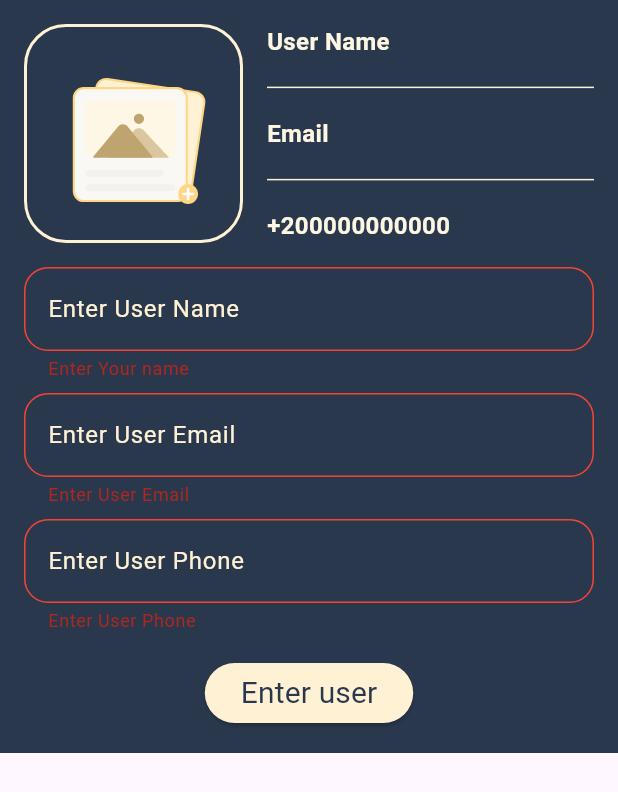
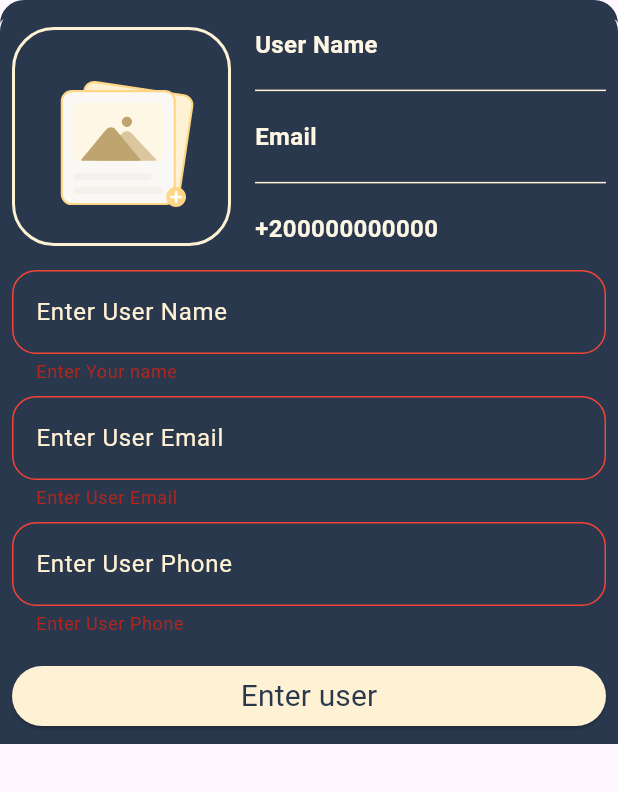
Before and after one commit to FarizzzAPK/ContactApp, a Flutter app: the Enteringdata widget shown alone on an empty page, opened directly, after a tap on "Enter user", on a phone screen of 412 x 824 dp. Shown: the top 792 px of the screen. Run offline on Flutter 3.47's test engine with Material 3 defaults, Android fonts, the phone set to English and light mode, and no system bars; our stand-ins replace image_picker, lottie.

Commit message:
final version

```diff
--- a/lib/HomeScreen.dart
+++ b/lib/HomeScreen.dart
@@ -4,8 +4,6 @@ import 'package:contactf/noContacts.dart';
 import 'package:contactf/splashscreen.dart';
 import 'package:flutter/cupertino.dart';
 import 'package:flutter/material.dart';
-import 'package:lottie/lottie.dart';
-
 import 'enteringData.dart';
 
 class Homescreen extends StatefulWidget {
@@ -21,16 +19,8 @@ class _HomescreenState extends State<Homescreen> {
       context: context,
       isScrollControlled: true,
       backgroundColor: Color(0xff29384D),
-      shape: RoundedRectangleBorder(
-        borderRadius: BorderRadius.only(
-          topRight: Radius.circular(16),
-          topLeft: Radius.circular(16),
-        ),
-      ),
       builder: (context) => Enteringdata(),
     );
-
-    // If a new contact was added, update the UI
     if (result == true) {
       setState(() {});
     }
@@ -50,7 +40,6 @@ class _HomescreenState extends State<Homescreen> {
               ],
             ),
           ),
-          // Wrap the GridView.builder in Expanded
           Expanded(
             child: Contactmodel.Contacts.isEmpty
                 ? Nocontacts()
--- a/lib/contactCard.dart
+++ b/lib/contactCard.dart
@@ -24,7 +24,6 @@ class Contactcard extends StatelessWidget {
           ),
           child: Column(
             children: [
-              // Image Section
               Expanded(
                 child: Stack(
                   children: [
@@ -39,7 +38,6 @@ class Contactcard extends StatelessWidget {
                         width: double.infinity,
                       ),
                     ),
-                    // Username Container
                     Positioned(
                       bottom: 10,
                       left: 10,
@@ -62,8 +60,6 @@ class Contactcard extends StatelessWidget {
                   ],
                 ),
               ),
-
-              // Details Section
               Padding(
                 padding: EdgeInsets.all(8),
                 child: Column(
--- a/lib/enteringData.dart
+++ b/lib/enteringData.dart
@@ -1,9 +1,7 @@
 import 'dart:io';
-
 import 'package:flutter/material.dart';
 import 'package:image_picker/image_picker.dart';
 import 'package:lottie/lottie.dart';
-
 import 'CustomInputField.dart';
 import 'contactModel.dart';
 
@@ -17,7 +15,6 @@ class Enteringdata extends StatefulWidget {
 }
 
 class _EnteringdataState extends State<Enteringdata> {
-  // Controllers
   late TextEditingController UserNameController;
   late TextEditingController EmailController;
   late TextEditingController PhoneNumberController;
@@ -51,17 +48,28 @@ class _EnteringdataState extends State<Enteringdata> {
   @override
   Widget build(BuildContext context) {
     return Padding(
-      padding:  MediaQuery.of(context).viewInsets,      child: Material(
+      padding: MediaQuery.of(context).viewInsets,
+      child: Material(
+        color: Colors.transparent,
         child: Container(
           decoration: BoxDecoration(
             color: const Color(0xff29384D),
-
+            border: Border(
+              top: BorderSide(
+                width: 10,
+                color: Color(0xff29384D),
+              ),
+            ),
+            borderRadius: BorderRadius.only(
+              topLeft: Radius.circular(16),
+              topRight: Radius.circular(16),
+            ),
           ),
           child: SingleChildScrollView(
             child: Form(
               key: formKey,
               child: Padding(
-                padding: const EdgeInsets.all(16),
+                padding: const EdgeInsets.all(8),
                 child: Column(
                   mainAxisSize: MainAxisSize.min,
                   children: [
@@ -109,9 +117,7 @@ class _EnteringdataState extends State<Enteringdata> {
                                   valueListenable: UserNameController,
                                   builder: (context, value, child) {
                                     return Text(
-                                      value.text.isEmpty
-                                          ? "User Name"
-                                          : value.text,
+                                      value.text.isEmpty ? "User Name" : value.text,
                                       style: TextStyle(
                                         color: Color(0xFFFDF6E3),
                                         fontSize: 16,
@@ -135,9 +141,7 @@ class _EnteringdataState extends State<Enteringdata> {
                                   valueListenable: EmailController,
                                   builder: (context, value, child) {
                                     return Text(
-                                      value.text.isEmpty
-                                          ? "Email"
-                                          : value.text,
+                                      value.text.isEmpty ? "Email" : value.text,
                                       style: TextStyle(
                                         color: Color(0xFFFDF6E3),
                                         fontSize: 16,
@@ -161,9 +165,7 @@ class _EnteringdataState extends State<Enteringdata> {
                                   valueListenable: PhoneNumberController,
                                   builder: (context, value, child) {
                                     return Text(
-                                      value.text.isEmpty
-                                          ? "+200000000000"
-                                          : value.text,
+                                      value.text.isEmpty ? "+200000000000" : value.text,
                                       style: TextStyle(
                                         color: Color(0xFFFDF6E3),
                                         fontSize: 16,
@@ -184,8 +186,7 @@ class _EnteringdataState extends State<Enteringdata> {
                       textInputType: TextInputType.name,
                       controller: UserNameController,
                       hintText: "Enter User Name",
-                      validator: (value) =>
-                      value.isEmpty ? "Enter Your name" : null,
+                      validator: (value) => value.isEmpty ? "Enter Your name" : null,
                     ),
                     SizedBox(height: 8),
                     CustomInputField(
@@ -195,9 +196,7 @@ class _EnteringdataState extends State<Enteringdata> {
                       validator: (value) {
                         if (value.isEmpty) {
                           return "Enter User Email";
-                        } else if (!RegExp(
-                            r'^[a-zA-Z0-9._%±]+@[a-zA-Z0-9.-]+\.[a-zA-Z]{2,}$')
-                            .hasMatch(value)) {
+                        } else if (!RegExp(r'^[a-zA-Z0-9._%±]+@[a-zA-Z0-9.-]+\.[a-zA-Z]{2,}$').hasMatch(value)) {
                           return "Enter valid email";
                         }
                       },
@@ -207,10 +206,12 @@ class _EnteringdataState extends State<Enteringdata> {
                       textInputType: TextInputType.phone,
                       controller: PhoneNumberController,
                       hintText: "Enter User Phone",
-                      validator: (value) =>
-                      value.isEmpty ? "Enter User Phone" : null,
+                      validator: (value) => value.isEmpty ? "Enter User Phone" : null,
                     ),
                     SizedBox(height: 16),
+                    Column(
+                      crossAxisAlignment: CrossAxisAlignment.stretch,
+                      children: [
                         ElevatedButton(
                           style: ButtonStyle(
                             backgroundColor: MaterialStateProperty.all(
@@ -220,7 +221,6 @@ class _EnteringdataState extends State<Enteringdata> {
                           onPressed: () {
                             newcontact();
                             print(Contactmodel.Contacts);
-
                           },
                           child: Text(
                             "Enter user",
@@ -230,6 +230,8 @@ class _EnteringdataState extends State<Enteringdata> {
                               color: Color(0xff29384D),
                             ),
                           ),
+                        ),
+                      ],
                     ),
                   ],
                 ),
@@ -243,18 +245,6 @@ class _EnteringdataState extends State<Enteringdata> {
 
   void newcontact() {
     if (formKey.currentState!.validate()) {
-      if (_pickedImage == null) {
-        // Show an error if no image is selected
-        ScaffoldMessenger.of(context).showSnackBar(
-          SnackBar(
-            content: Text("Please select an image"),
-            backgroundColor: Colors.red,
-          ),
-        );
-        return;
-      }
-
-      // Add the new contact
       Contactmodel.Contacts.add(
         Contactmodel(
           username: UserNameController.text,
@@ -263,9 +253,7 @@ class _EnteringdataState extends State<Enteringdata> {
           image: _pickedImage,
         ),
       );
-
-      // Notify the Homescreen to update the UI
-      Navigator.pop(context, true); // Pass `true` to indicate a new contact was added
+      Navigator.pop(context, true);
     }
   }
 }
--- a/lib/main.dart
+++ b/lib/main.dart
@@ -1,5 +1,4 @@
-import 'package:contactf/HomeScreen.dart';
-import 'package:contactf/contactModel.dart';
+
 import 'package:contactf/splashscreen.dart';
 import 'package:flutter/material.dart';
 
```
Lines whose indentation alone changed are shown as unchanged.
